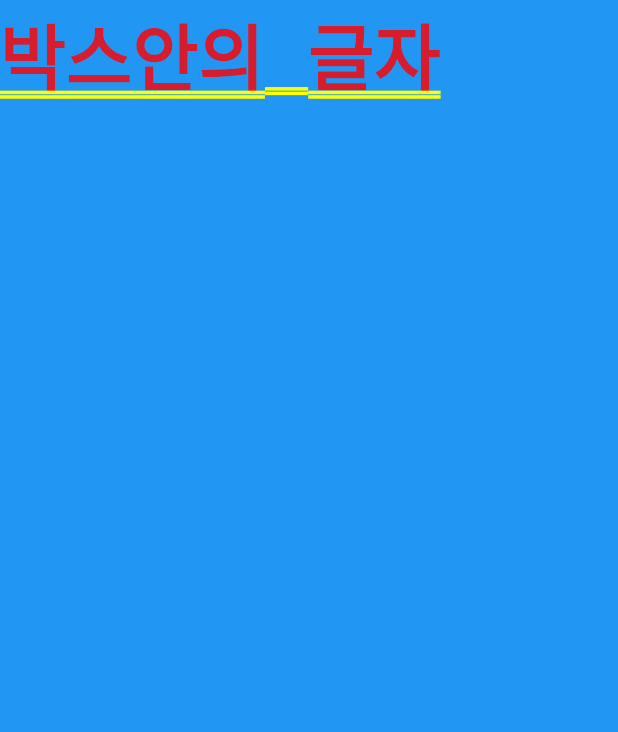
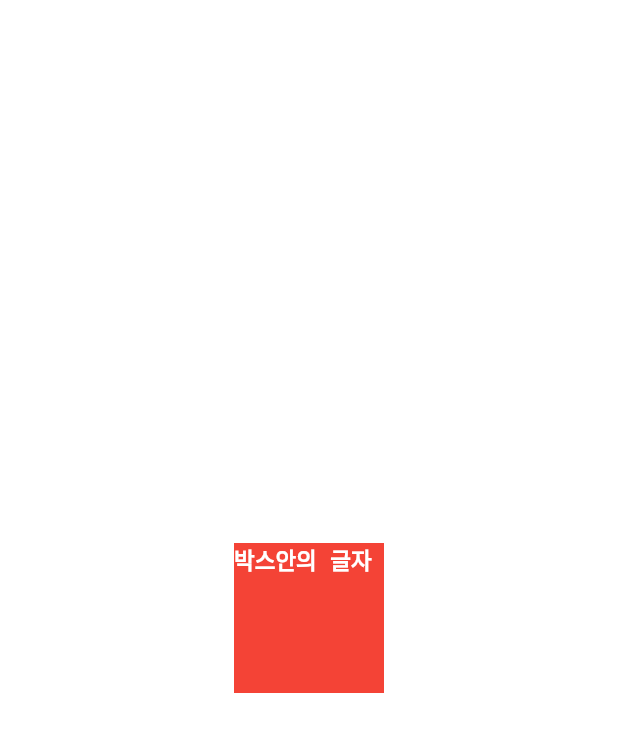
Before and after one commit to SangWon7242/flutter_exam, a Flutter app: the screen it shows after launch, on a phone screen of 412 x 824 dp. Shown: the top 732 px of the screen. Run offline on Flutter 3.47's test engine with Material 3 defaults, Android fonts, the phone set to English and light mode, and no system bars.

Commit message:
박스 안의 글자 넣기

```diff
--- a/lib/main.dart
+++ b/lib/main.dart
@@ -11,10 +11,22 @@ class MyApp extends StatelessWidget {
   Widget build(BuildContext context) {
 
     return MaterialApp(
-      home: Container(
-        child: Text('박스안의 글자'),
-        color: Colors.blue,
-      ),
+      home: Center(
+          child: Container(
+              width: 100,
+              height: 100,
+              color: Colors.red,
+              child: Text(
+                  '박스안의 글자',
+                style: TextStyle(
+                    color: Colors.white,
+                    fontSize: 15,
+                    fontWeight: FontWeight.bold,
+                    decoration: TextDecoration.none,
+                ),
+              )
+          ),
+      )
     );
   }
 }
```
Also changed, not shown: pubspec.yaml (+11 -0 lines), assets/images/dog.png (added), 4 other files.
